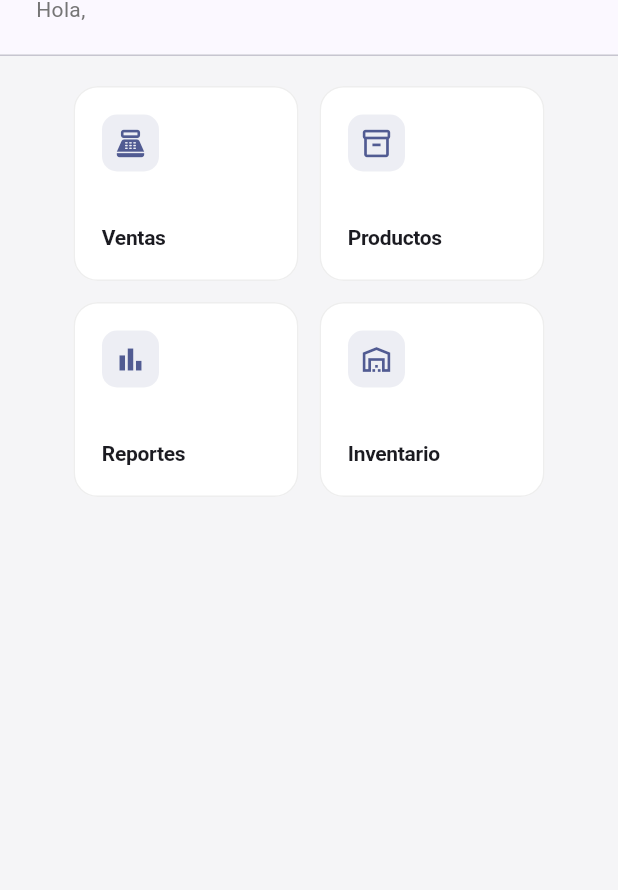
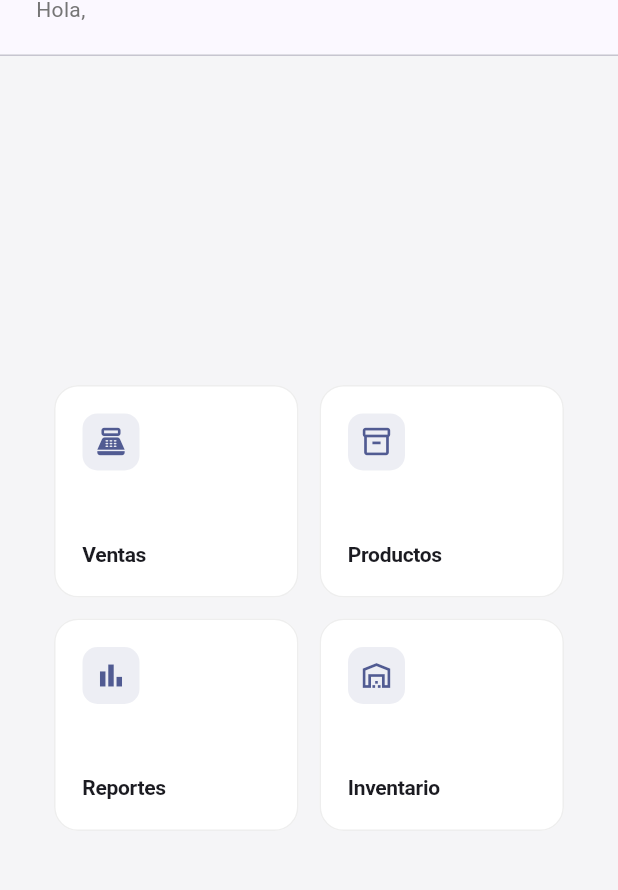
Before and after one commit to RamiroCalderonG/frontend-tienda, a Flutter app: the HomeScreen screen opened by its route, on a phone screen of 412 x 824 dp, the part 76-966 px from its top. Run offline on Flutter 3.47's test engine with Material 3 defaults, Android fonts, the phone set to English and light mode, and no system bars; our stand-ins replace flutter_riverpod, flutter_secure_storage, go_router, google_fonts; missing offline and left inert: dart:html; accounts and stored records are empty.

Commit message:
ui: home grid 2 columnas centrado horizontal y vertical
Co-Authored-By: Claude Sonnet 4.6 <noreply@anthropic.com>

```diff
--- a/lib/screens/home/home_screen.dart
+++ b/lib/screens/home/home_screen.dart
@@ -78,19 +78,26 @@ class HomeScreen extends ConsumerWidget {
           const Divider(height: 1),
           // Grid
           Expanded(
-            child: Padding(
-              padding: const EdgeInsets.all(20),
-              child: Align(
-                alignment: Alignment.topCenter,
-                child: Wrap(
-                  spacing: 14,
-                  runSpacing: 14,
-                  children: modulos
-                      .map((m) => _ModuloCard(
-                            modulo: m,
-                            onTap: () => context.push(m.route),
-                          ))
-                      .toList(),
+            child: Center(
+              child: Padding(
+                padding: const EdgeInsets.all(20),
+                child: ConstrainedBox(
+                  constraints: const BoxConstraints(maxWidth: 340),
+                  child: GridView.builder(
+                    shrinkWrap: true,
+                    physics: const NeverScrollableScrollPhysics(),
+                    gridDelegate: const SliverGridDelegateWithFixedCrossAxisCount(
+                      crossAxisCount: 2,
+                      crossAxisSpacing: 14,
+                      mainAxisSpacing: 14,
+                      childAspectRatio: 1.15,
+                    ),
+                    itemCount: modulos.length,
+                    itemBuilder: (context, i) => _ModuloCard(
+                      modulo: modulos[i],
+                      onTap: () => context.push(modulos[i].route),
+                    ),
+                  ),
                 ),
               ),
             ),
@@ -126,8 +133,6 @@ class _ModuloCard extends StatelessWidget {
         onTap: onTap,
         borderRadius: BorderRadius.circular(16),
         child: Container(
-          width: 150,
-          height: 130,
           decoration: BoxDecoration(
             borderRadius: BorderRadius.circular(16),
             border: Border.all(color: Colors.grey.shade200),
```
